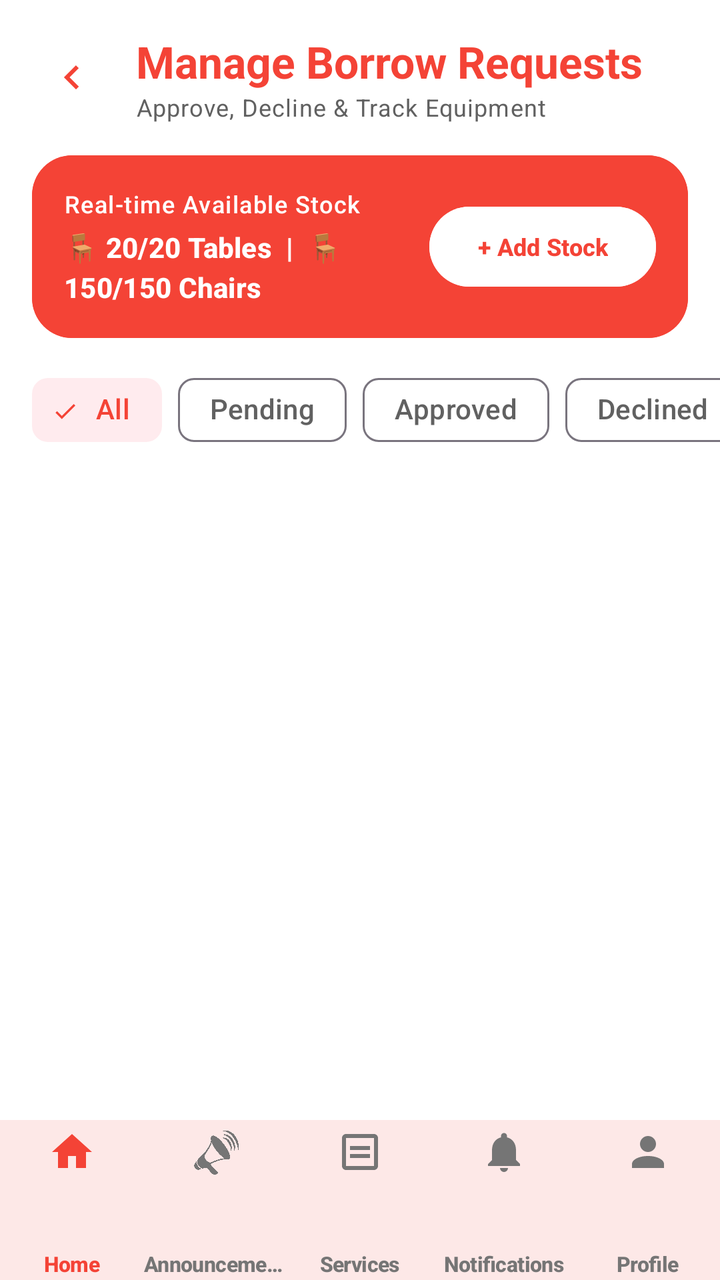
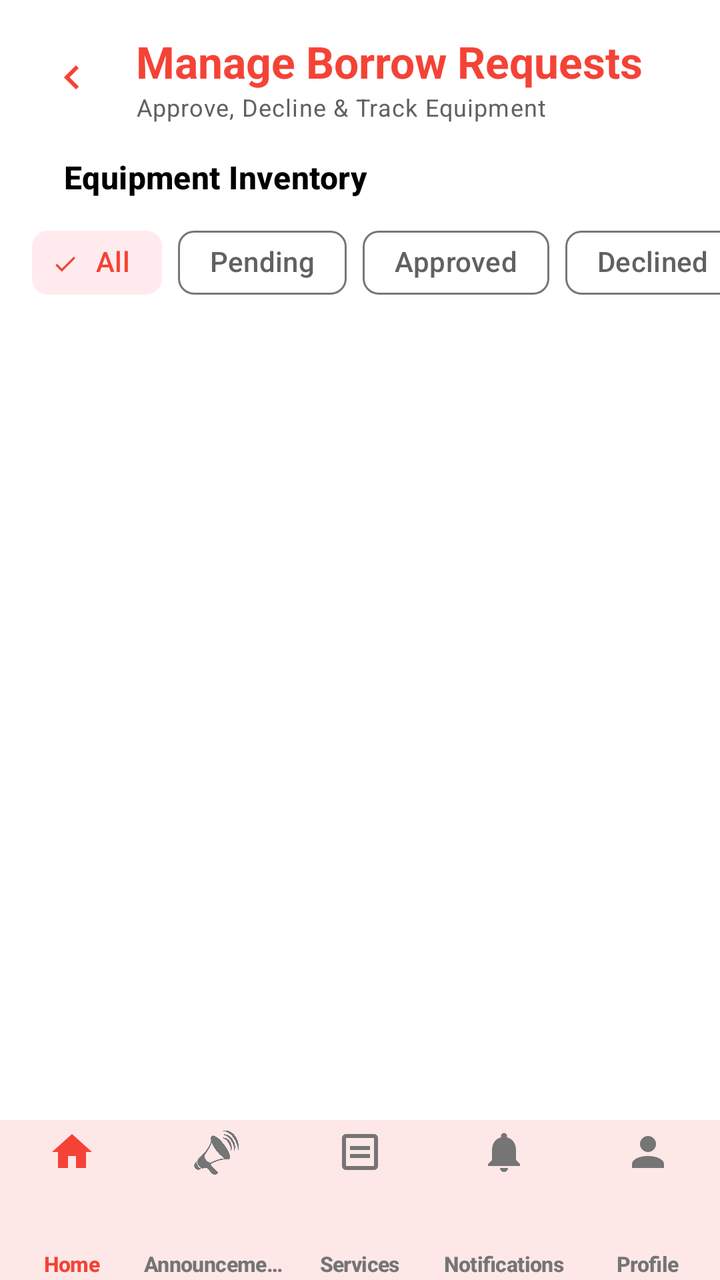

Two renders of the same Android screen: before a commit and after it. Below are the layout's source before the change and the commit's diff.
<!-- AndroidManifest.xml: application theme Theme.IServeKo -->
<!-- res/layout/activity_borrow_official.xml -->
<?xml version="1.0" encoding="utf-8"?>
<androidx.coordinatorlayout.widget.CoordinatorLayout xmlns:android="http://schemas.android.com/apk/res/android"
    xmlns:app="http://schemas.android.com/apk/res-auto"
    xmlns:tools="http://schemas.android.com/tools"
    android:id="@+id/main"
    android:layout_width="match_parent"
    android:layout_height="match_parent"
    android:background="@drawable/designbrg_v2"
    tools:context=".BorrowOfficialActivity">

    <com.google.android.material.appbar.AppBarLayout
        android:layout_width="match_parent"
        android:layout_height="wrap_content"
        android:background="@android:color/transparent"
        app:elevation="0dp"
        app:liftOnScroll="false">

        <RelativeLayout
            android:layout_width="match_parent"
            android:layout_height="wrap_content"
            android:padding="16dp">

            <ImageButton
                android:id="@+id/btnBack"
                android:layout_width="40dp"
                android:layout_height="40dp"
                android:layout_centerVertical="true"
                android:background="?attr/selectableItemBackgroundBorderless"
                android:src="@drawable/ic_arrow_next"
                android:rotation="180"
                app:tint="#F44336"
                tools:ignore="ContentDescription" />

            <LinearLayout
                android:layout_width="wrap_content"
                android:layout_height="wrap_content"
                android:layout_centerVertical="true"
                android:layout_marginStart="12dp"
                android:layout_toEndOf="@id/btnBack"
                android:orientation="vertical">

                <TextView
                    android:layout_width="wrap_content"
                    android:layout_height="wrap_content"
                    android:text="Manage Borrow Requests"
                    android:textAppearance="@style/TextAppearance.Material3.TitleLarge"
                    android:textColor="#F44336"
                    android:textStyle="bold" />

                <TextView
                    android:layout_width="wrap_content"
                    android:layout_height="wrap_content"
                    android:text="Approve, Decline &amp; Track Equipment"
                    android:textAppearance="@style/TextAppearance.Material3.BodySmall"
                    android:textColor="@color/onSurfaceVariant" />
            </LinearLayout>

        </RelativeLayout>

    </com.google.android.material.appbar.AppBarLayout>

    <LinearLayout
        android:layout_width="match_parent"
        android:layout_height="match_parent"
        android:orientation="vertical"
        app:layout_behavior="@string/appbar_scrolling_view_behavior">

        
        <com.google.android.material.card.MaterialCardView
            style="?attr/materialCardViewFilledStyle"
            android:layout_width="match_parent"
            android:layout_height="wrap_content"
            android:layout_marginHorizontal="16dp"
            android:layout_marginBottom="12dp"
            app:cardBackgroundColor="#F44336"
            app:cardCornerRadius="20dp"
            app:strokeWidth="0dp">

            <LinearLayout
                android:layout_width="match_parent"
                android:layout_height="wrap_content"
                android:background="#F44336"
                android:gravity="center_vertical"
                android:orientation="horizontal"
                android:padding="16dp">

                <LinearLayout
                    android:layout_width="0dp"
                    android:layout_height="wrap_content"
                    android:layout_weight="1"
                    android:orientation="vertical">

                    <TextView
                        android:layout_width="wrap_content"
                        android:layout_height="wrap_content"
                        android:text="Real-time Available Stock"
                        android:textAppearance="@style/TextAppearance.Material3.LabelMedium"
                        android:textColor="@color/white" />

                    <TextView
                        android:id="@+id/txtInventoryStatus"
                        android:layout_width="wrap_content"
                        android:layout_height="wrap_content"
                        android:layout_marginTop="4dp"
                        android:text="🪑 20/20 Tables  |  🪑 150/150 Chairs"
                        android:textAppearance="@style/TextAppearance.Material3.TitleSmall"
                        android:textColor="@color/white"
                        android:textStyle="bold" />
                </LinearLayout>

                <com.google.android.material.button.MaterialButton
                    android:id="@+id/btnAddStock"
                    android:layout_width="wrap_content"
                    android:layout_height="wrap_content"
                    android:backgroundTint="@color/white"
                    android:text="+ Add Stock"
                    android:textColor="#F44336"
                    android:textSize="12sp"
                    android:textStyle="bold" />

            </LinearLayout>
        </com.google.android.material.card.MaterialCardView>

        
        <HorizontalScrollView
            android:layout_width="match_parent"
            android:layout_height="wrap_content"
            android:clipToPadding="false"
            android:paddingHorizontal="16dp"
            android:scrollbars="none">

            <com.google.android.material.chip.ChipGroup
                android:id="@+id/chipGroupStatus"
                android:layout_width="wrap_content"
                android:layout_height="wrap_content"
                app:singleSelection="true">

                <com.google.android.material.chip.Chip
                    android:id="@+id/chipAll"
                    style="@style/Widget.Material3.Chip.Filter"
                    android:layout_width="wrap_content"
                    android:layout_height="wrap_content"
                    android:checked="true"
                    android:text="All" />

                <com.google.android.material.chip.Chip
                    android:id="@+id/chipPending"
                    style="@style/Widget.Material3.Chip.Filter"
                    android:layout_width="wrap_content"
                    android:layout_height="wrap_content"
                    android:text="Pending" />

                <com.google.android.material.chip.Chip
                    android:id="@+id/chipApproved"
                    style="@style/Widget.Material3.Chip.Filter"
                    android:layout_width="wrap_content"
                    android:layout_height="wrap_content"
                    android:text="Approved" />

                <com.google.android.material.chip.Chip
                    android:id="@+id/chipDeclined"
                    style="@style/Widget.Material3.Chip.Filter"
                    android:layout_width="wrap_content"
                    android:layout_height="wrap_content"
                    android:text="Declined" />

                <com.google.android.material.chip.Chip
                    android:id="@+id/chipReturned"
                    style="@style/Widget.Material3.Chip.Filter"
                    android:layout_width="wrap_content"
                    android:layout_height="wrap_content"
                    android:text="Returned" />

            </com.google.android.material.chip.ChipGroup>
        </HorizontalScrollView>

        <androidx.recyclerview.widget.RecyclerView
            android:id="@+id/recyclerViewBorrowRequests"
            android:layout_width="match_parent"
            android:layout_height="match_parent"
            android:clipToPadding="false"
            android:paddingBottom="80dp" />

    </LinearLayout>

    <com.google.android.material.bottomnavigation.BottomNavigationView
        android:id="@+id/bottomNavigation"
        android:layout_width="match_parent"
        android:layout_height="wrap_content"
        android:layout_gravity="bottom"
        android:background="@color/white"
        app:elevation="8dp"
        app:itemIconTint="@color/nav_item_color"
        app:itemPaddingBottom="4dp"
        app:itemPaddingTop="4dp"
        app:itemRippleColor="#33F44336"
        app:itemTextAppearanceActive="@style/BottomNavText"
        app:itemTextAppearanceInactive="@style/BottomNavText"
        app:itemTextColor="@color/nav_item_color"
        app:labelVisibilityMode="labeled"
        app:menu="@menu/bottom_nav_menu" />

</androidx.coordinatorlayout.widget.CoordinatorLayout>
<!-- resources referenced by this layout -->
<resources>
  <color name="onSurfaceVariant">#616161</color>
  <color name="white">#FFFFFFFF</color>
  <!-- drawable designbrg_v2 (drawable) -->
  <?xml version="1.0" encoding="utf-8"?>
  <shape xmlns:android="http://schemas.android.com/apk/res/android">
       <solid android:color="#FFFFFFFF"/>
  </shape>
  <!-- drawable ic_arrow_next (drawable) -->
  <vector xmlns:android="http://schemas.android.com/apk/res/android"
      android:width="24dp"
      android:height="24dp"
      android:viewportWidth="24"
      android:viewportHeight="24">
      <path
          android:fillColor="#FF000000"
          android:pathData="M8.59,16.59L13.17,12L8.59,7.41L10,6L16,12L10,18L8.59,16.59Z"/>
  </vector>
  <style name="BottomNavText" parent="TextAppearance.Material3.LabelSmall">
          <item name="android:textSize">10.5sp</item>
          <item name="android:textStyle">bold</item>
          <item name="android:includeFontPadding">false</item>
          <item name="android:letterSpacing">-0.02</item>
      </style>
  <style name="Theme.IServeKo" parent="Base.Theme.IServeKo" />
  <style name="Base.Theme.IServeKo" parent="Theme.Material3.DayNight.NoActionBar">
          <item name="colorPrimary">@color/primary</item>
          <item name="colorOnPrimary">@color/onPrimary</item>
          <item name="colorPrimaryContainer">@color/primaryContainer</item>
          <item name="colorOnPrimaryContainer">@color/onPrimaryContainer</item>
  
          <item name="colorSecondary">@color/secondary</item>
          <item name="colorOnSecondary">@color/onSecondary</item>
          <item name="colorSecondaryContainer">@color/secondaryContainer</item>
          <item name="colorOnSecondaryContainer">@color/onSecondaryContainer</item>
  
          <item name="android:colorBackground">@color/white</item>
          <item name="colorSurface">@color/surface</item>
          <item name="colorOnSurface">@color/onSurface</item>
          <item name="colorSurfaceVariant">@color/surfaceVariant</item>
          <item name="colorOnSurfaceVariant">@color/onSurfaceVariant</item>
  
          <item name="android:statusBarColor">#F44336</item>
          <item name="android:windowLightStatusBar">false</item>
          <item name="android:navigationBarColor">@color/white</item>
      </style>
  <color name="primary">#F44336</color>
  <color name="onPrimary">#FFFFFFFF</color>
  <color name="primaryContainer">#FFEBEE</color>
  <color name="onPrimaryContainer">#F44336</color>
  <color name="secondary">#F44336</color>
  <color name="onSecondary">#FFFFFFFF</color>
  <color name="secondaryContainer">#FFEBEE</color>
  <color name="onSecondaryContainer">#F44336</color>
  <color name="surface">#FFFFFFFF</color>
  <color name="onSurface">#FF000000</color>
  <color name="surfaceVariant">#F5F5F5</color>
</resources>

<!-- the commit's change to res/layout/activity_borrow_official.xml (unified diff, before → after) -->
@@ -65,61 +65,22 @@
         android:orientation="vertical"
         app:layout_behavior="@string/appbar_scrolling_view_behavior">
 
-        
-        <com.google.android.material.card.MaterialCardView
-            style="?attr/materialCardViewFilledStyle"
+        <TextView
             android:layout_width="match_parent"
             android:layout_height="wrap_content"
             android:layout_marginHorizontal="16dp"
-            android:layout_marginBottom="12dp"
-            app:cardBackgroundColor="#F44336"
-            app:cardCornerRadius="20dp"
-            app:strokeWidth="0dp">
+            android:layout_marginBottom="8dp"
+            android:paddingHorizontal="16dp"
+            android:text="@string/inventory_stock_title"
+            android:textAppearance="@style/TextAppearance.Material3.TitleMedium"
+            android:textColor="@color/onSurface"
+            android:textStyle="bold" />
 
-            <LinearLayout
-                android:layout_width="match_parent"
-                android:layout_height="wrap_content"
-                android:background="#F44336"
-                android:gravity="center_vertical"
-                android:orientation="horizontal"
-                android:padding="16dp">
-
-                <LinearLayout
-                    android:layout_width="0dp"
-                    android:layout_height="wrap_content"
-                    android:layout_weight="1"
-                    android:orientation="vertical">
-
-                    <TextView
-                        android:layout_width="wrap_content"
-                        android:layout_height="wrap_content"
-                        android:text="Real-time Available Stock"
-                        android:textAppearance="@style/TextAppearance.Material3.LabelMedium"
-                        android:textColor="@color/white" />
-
-                    <TextView
-                        android:id="@+id/txtInventoryStatus"
-                        android:layout_width="wrap_content"
-                        android:layout_height="wrap_content"
-                        android:layout_marginTop="4dp"
-                        android:text="🪑 20/20 Tables  |  🪑 150/150 Chairs"
-                        android:textAppearance="@style/TextAppearance.Material3.TitleSmall"
-                        android:textColor="@color/white"
-                        android:textStyle="bold" />
-                </LinearLayout>
-
-                <com.google.android.material.button.MaterialButton
-                    android:id="@+id/btnAddStock"
-                    android:layout_width="wrap_content"
-                    android:layout_height="wrap_content"
-                    android:backgroundTint="@color/white"
-                    android:text="+ Add Stock"
-                    android:textColor="#F44336"
-                    android:textSize="12sp"
-                    android:textStyle="bold" />
-
-            </LinearLayout>
-        </com.google.android.material.card.MaterialCardView>
+        <LinearLayout
+            android:id="@+id/layoutInventoryCards"
+            android:layout_width="match_parent"
+            android:layout_height="wrap_content"
+            android:orientation="vertical" />
 
         
         <HorizontalScrollView
@@ -177,7 +138,8 @@
         <androidx.recyclerview.widget.RecyclerView
             android:id="@+id/recyclerViewBorrowRequests"
             android:layout_width="match_parent"
-            android:layout_height="match_parent"
+            android:layout_height="0dp"
+            android:layout_weight="1"
             android:clipToPadding="false"
             android:paddingBottom="80dp" />
 
<!-- resource entries referenced after the edit -->
@@ -17,6 +17,7 @@
           android:fillColor="#FF000000"
           android:pathData="M8.59,16.59L13.17,12L8.59,7.41L10,6L16,12L10,18L8.59,16.59Z"/>
   </vector>
+  <string name="inventory_stock_title">Equipment Inventory</string>
   <style name="BottomNavText" parent="TextAppearance.Material3.LabelSmall">
           <item name="android:textSize">10.5sp</item>
           <item name="android:textStyle">bold</item>
